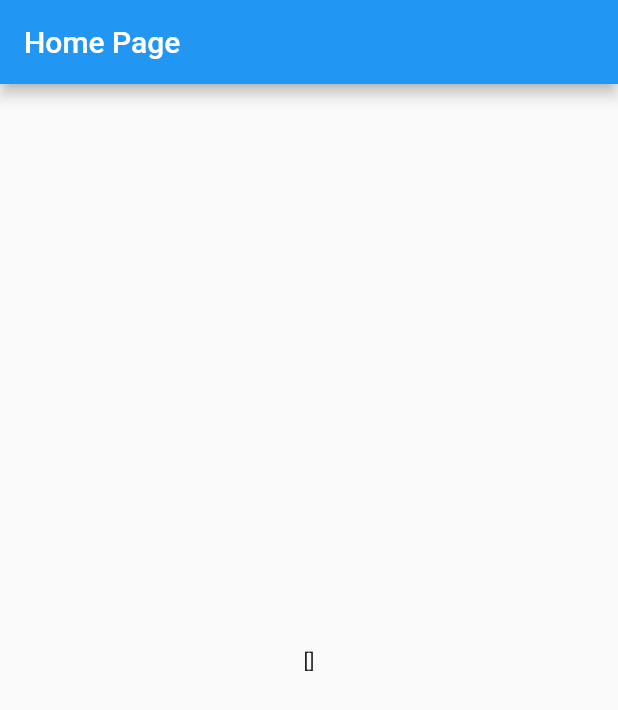
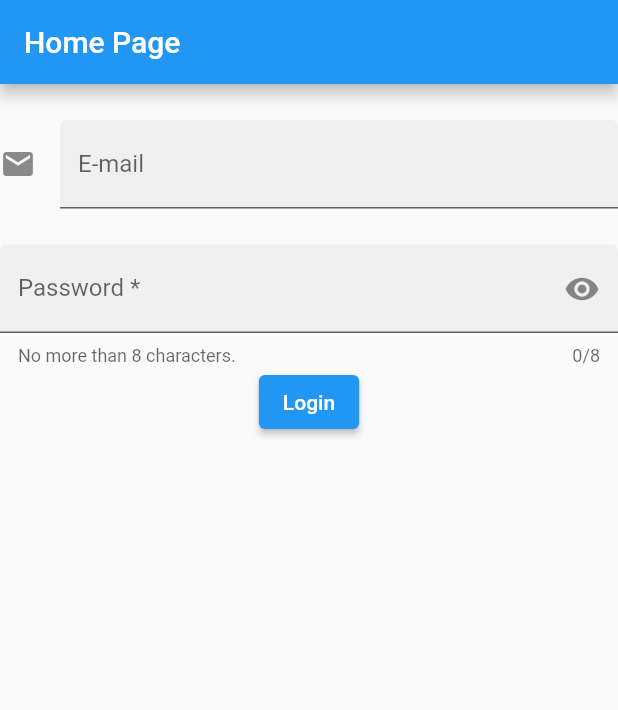
Before and after one commit to firstNT2001/myfrontendcoach, a Flutter app: the screen it shows after launch, on a phone screen of 412 x 824 dp. Shown: the top 710 px of the screen. Run offline on Flutter 3.47's test engine with Material 2 defaults, Android fonts, the light colour scheme and no system bars; our stand-ins replace dio, retrofit; generated files the repository leaves out were written again.

Commit message:
updateLogin

```diff
--- a/frontendfluttercoach/lib/main.dart
+++ b/frontendfluttercoach/lib/main.dart
@@ -3,10 +3,13 @@
 
 import 'package:dio/dio.dart';
 import 'package:flutter/material.dart';
-import 'package:frontendfluttercoach/model/login.dart';
-import 'package:frontendfluttercoach/sevice/login.dart';
-import 'package:frontendfluttercoach/sevice/provider/appdata.dart';
+import 'package:frontendfluttercoach/model/DTO/loginDTO.dart';
+import 'package:frontendfluttercoach/page/login.dart';
+import 'package:frontendfluttercoach/service/login.dart';
+import 'package:frontendfluttercoach/service/provider/appdata.dart';
 import 'package:provider/provider.dart';
+
+import 'package:frontendfluttercoach/model/customer.dart';
 
 void main() {
   runApp(MultiProvider(providers: [
@@ -25,84 +28,10 @@
     return MaterialApp(
       title: 'Flutter Demo',
       theme: ThemeData(
-        // This is the theme of your application.
-        //
-        // Try running your application with "flutter run". You'll see the
-        // application has a blue toolbar. Then, without quitting the app, try
-        // changing the primarySwatch below to Colors.green and then invoke
-        // "hot reload" (press "r" in the console where you ran "flutter run",
-        // or simply save your changes to "hot reload" in a Flutter IDE).
-        // Notice that the counter didn't reset back to zero; the application
-        // is not restarted.
+
         primarySwatch: Colors.blue,
       ),
-      home: const HomePage(),
+      home: LoginPage(),
     );
   }
 }
-class HomePage extends StatefulWidget {
-  const HomePage({super.key});
-
-  @override
-    Widget build(BuildContext context) {
-        return Scaffold(
-
-                body: ElevatedButton(
-                  onPressed: (){
-                    context.read<HomePage>();
-                  },
-                  child: Text('Login'),)
-
-            );
-
-    }
-
-  State<HomePage> createState() => _HomePageState();
-}
-
-class _HomePageState extends State<HomePage> {
-  // 1. กำหนดตัวแปร
-  List<Login> logins = [];
-  late Future<void> loadDataMethod;
-  late LoginService loginService;
-
-  // 2. สร้าง initState เพื่อสร้าง object ของ service
-  // และ async method ที่จะใช้กับ FutureBuilder
-  @override
-  void initState() {
-    super.initState();
-  // 2.1 object ของ service โดยต้องส่ง baseUrl (จาก provider) เข้าไปด้วย
-    loginService =
-        LoginService(Dio(), baseUrl: context.read<AppData>().baseurl);
-  // 2.2 async method
-    loadDataMethod = loadData();
-  }
-
-  @override
-  Widget build(BuildContext context) {
-    return Scaffold(
-      appBar: AppBar(
-        title: const Text('Home Page'),
-
-      ),
-  // 3. เรียก service ในรูปแบบของ FutureBuilder (หรือจะไม่ใช้ก็ได้ แค่ตัวอย่างให้ดูเฉยๆ)
-      body: FutureBuilder(
-          future: loadDataMethod, // 3.1 object ของ async method
-          builder: (context, snapshot) {
-            if (snapshot.connectionState == ConnectionState.done) {
-              return Center(child: Text(jsonEncode(logins)));
-            } else {
-              return const Center(child: CircularProgressIndicator());
-            }
-          }),
-    );
-  }
-  // 4. Async method ที่เรียก service เมื่อได้ข้อมูลก็เอาไปเก็บไว้ที่ destinations ที่ประกาศไว้ด้านบนเป็น List
-  Future<void> loadData() async {
-    try {
-      logins = await loginService.getDestinations();
-    } catch (err) {
-      log('Error: $err');
-    }
-  }
-}
--- a/frontendfluttercoach/lib/model/login.dart
+++ b/frontendfluttercoach/lib/model/DTO/loginDTO.dart
@@ -2,29 +2,32 @@
 //
 //     final login = loginFromJson(jsonString);
 
-import 'package:meta/meta.dart';
 import 'dart:convert';
 
-List<Login> loginFromJson(String str) => List<Login>.from(json.decode(str).map((x) => Login.fromJson(x)));
+LoginDto loginDtoFromJson(String str) => LoginDto.fromJson(json.decode(str));
 
-String loginToJson(List<Login> data) => json.encode(List<dynamic>.from(data.map((x) => x.toJson())));
+String loginDtoToJson(LoginDto data) => json.encode(data.toJson());
 
-class Login {
-    Login({
+class LoginDto {
+    LoginDto({
         required this.email,
         required this.password,
+        required this.type,
     });
 
     String email;
     String password;
+    int type;
 
-    factory Login.fromJson(Map<String, dynamic> json) => Login(
+    factory LoginDto.fromJson(Map<String, dynamic> json) => LoginDto(
         email: json["email"],
         password: json["password"],
+        type: json["type"],
     );
 
     Map<String, dynamic> toJson() => {
         "email": email,
         "password": password,
+        "type": type,
     };
 }
--- /dev/null
+++ b/frontendfluttercoach/lib/model/customer.dart
@@ -0,0 +1,76 @@
+// To parse this JSON data, do
+//
+//     final customer = customerFromJson(jsonString);
+import 'dart:convert';
+
+List<Customer> customerFromJson(String str) => List<Customer>.from(json.decode(str).map((x) => Customer.fromJson(x)));
+
+String customerToJson(List<Customer> data) => json.encode(List<dynamic>.from(data.map((x) => x.toJson())));
+
+class Customer {
+    Customer({
+        required this.uid,
+        required this.aliasName,
+        required this.password,
+        required this.email,
+        required this.fullName,
+        required this.birthday,
+        required this.gender,
+        required this.phone,
+        required this.image,
+        required this.weight,
+        required this.height,
+        required this.facebookId,
+        required this.price,
+        required this.buying,
+    });
+
+    int uid;
+    String aliasName;
+    String password;
+    String email;
+    String fullName;
+    String birthday;
+    String gender;
+    String phone;
+    String image;
+    int weight;
+    int height;
+    String facebookId;
+    int price;
+    dynamic buying;
+
+    factory Customer.fromJson(Map<String, dynamic> json) => Customer(
+        uid: json["Uid"],
+        aliasName: json["AliasName"],
+        password: json["Password"],
+        email: json["Email"],
+        fullName: json["FullName"],
+        birthday: json["Birthday"],
+        gender: json["Gender"],
+        phone: json["Phone"],
+        image: json["Image"],
+        weight: json["Weight"],
+        height: json["Height"],
+        facebookId: json["FacebookID"],
+        price: json["Price"],
+        buying: json["Buying"],
+    );
+
+    Map<String, dynamic> toJson() => {
+        "Uid": uid,
+        "AliasName": aliasName,
+        "Password": password,
+        "Email": email,
+        "FullName": fullName,
+        "Birthday": birthday,
+        "Gender": gender,
+        "Phone": phone,
+        "Image": image,
+        "Weight": weight,
+        "Height": height,
+        "FacebookID": facebookId,
+        "Price": price,
+        "Buying": buying,
+    };
+}
--- a/frontendfluttercoach/lib/page/login.dart
+++ b/frontendfluttercoach/lib/page/login.dart
@@ -1,31 +1,43 @@
-/*import 'package:flutter/material.dart';
+import 'dart:convert';
 import 'dart:developer';
+
+import 'package:dio/dio.dart';
+import 'package:flutter/material.dart';
+import 'package:frontendfluttercoach/model/DTO/loginDTO.dart';
+import 'package:frontendfluttercoach/service/login.dart';
+import 'package:frontendfluttercoach/service/provider/appdata.dart';
 import 'package:provider/provider.dart';
+import 'package:http/http.dart' as http;
 
-class HomePage extends StatefulWidget {
-  const HomePage({super.key});
+import 'package:frontendfluttercoach/model/customer.dart';
+
+class LoginPage extends StatefulWidget {
+  const LoginPage({super.key});
 
   @override
-  State<HomePage> createState() => _HomePageState();
+  State<LoginPage> createState() => _LoginPageState();
 }
+class _LoginPageState extends State<LoginPage> {
+  final GlobalKey<FormFieldState<String>> _passwordFieldKey =
+      GlobalKey<FormFieldState<String>>();
+   // 1. กำหนดตัวแปร
+  List<LoginDto> logins = [];
+  late Future<void> loadDataMethod;
+  late LoginService loginService;
 
-
-class _HomePageState extends State<HomePage> {
-  // 1. กำหนดตัวแปร
-  List<Destination> destinations = [];
-  late Future<void> loadDataMethod;
-  late DestinationService destinationService;
-
+  late String _email = "";
+  late String _password = "";
+  late int  _type = 0;
   // 2. สร้าง initState เพื่อสร้าง object ของ service
   // และ async method ที่จะใช้กับ FutureBuilder
   @override
   void initState() {
     super.initState();
   // 2.1 object ของ service โดยต้องส่ง baseUrl (จาก provider) เข้าไปด้วย
-    destinationService =
-        DestinationService(Dio(), baseUrl: context.read<AppData>().baseurl);
+    loginService =
+        LoginService(Dio(), baseUrl: context.read<AppData>().baseurl);
   // 2.2 async method
-    loadDataMethod = loadData();
+    // loadDataMethod = loadData();
   }
 
   @override
@@ -33,25 +45,106 @@
     return Scaffold(
       appBar: AppBar(
         title: const Text('Home Page'),
+
       ),
-  // 3. เรียก service ในรูปแบบของ FutureBuilder (หรือจะไม่ใช้ก็ได้ แค่ตัวอย่างให้ดูเฉยๆ)
-      body: FutureBuilder(
-          future: loadDataMethod, // 3.1 object ของ async method
-          builder: (context, snapshot) {
-            if (snapshot.connectionState == ConnectionState.done) {
-              return Center(child: Text(jsonEncode(destinations)));
-            } else {
-              return const Center(child: CircularProgressIndicator());
-            }
-          }),
+      body : Column(children: <Widget>[
+        const SizedBox(height:  24.0),
+       TextFormField(
+            decoration: const InputDecoration(
+              border: UnderlineInputBorder(),
+              filled: true,
+              icon: Icon(Icons.email),
+              hintText: 'Your email address',
+              labelText: 'E-mail',
+            ),
+            keyboardType: TextInputType.emailAddress,
+            // onSaved: (String? value) {
+            //   this._email = myController.text.toString();
+            //   log(this._email);
+            // },
+            onFieldSubmitted: (String value) {
+              setState(() {
+                this._email = value;
+                log(this._email);
+              });
+            },
+          ),
+        const SizedBox(height:  24.0),
+         PasswordField(
+            fieldKey: _passwordFieldKey,
+            helperText: 'No more than 8 characters.',
+            labelText: 'Password *',
+            onFieldSubmitted: (String value) {
+              setState(() {
+                this._password = value;
+                log(this._password);
+              });
+            },
+          ),
+
+
+        ElevatedButton(
+          onPressed: () async{
+            LoginDto dto =
+              LoginDto(email:this._email, password:this._password, type:1);
+            List<Customer> customer = await loginService.login(dto);
+            log(jsonEncode(customer));
+        },
+        child: Text('Login'))
+      ],
+      ),);
+  }
+}
+class PasswordField extends StatefulWidget {
+  const PasswordField({
+    this.fieldKey,
+    this.hintText,
+    this.labelText,
+    this.helperText,
+    this.onSaved,
+    this.validator,
+    this.onFieldSubmitted,
+  });
+
+  final Key? fieldKey;
+  final String? hintText;
+  final String? labelText;
+  final String? helperText;
+  final FormFieldSetter<String>? onSaved;
+  final FormFieldValidator<String>? validator;
+  final ValueChanged<String>? onFieldSubmitted;
+
+  @override
+  _PasswordFieldState createState() => _PasswordFieldState();
+}
+
+class _PasswordFieldState extends State<PasswordField> {
+  bool _obscureText = true;
+
+  @override
+  Widget build(BuildContext context) {
+    return TextFormField(
+      key: widget.fieldKey,
+      obscureText: _obscureText,
+      maxLength: 8,
+      onSaved: widget.onSaved,
+      validator: widget.validator,
+      onFieldSubmitted: widget.onFieldSubmitted,
+      decoration: InputDecoration(
+        border: const UnderlineInputBorder(),
+        filled: true,
+        hintText: widget.hintText,
+        labelText: widget.labelText,
+        helperText: widget.helperText,
+        suffixIcon: GestureDetector(
+          onTap: () {
+            setState(() {
+              _obscureText = !_obscureText;
+            });
+          },
+          child: Icon(_obscureText ? Icons.visibility : Icons.visibility_off),
+        ),
+      ),
     );
   }
-  // 4. Async method ที่เรียก service เมื่อได้ข้อมูลก็เอาไปเก็บไว้ที่ destinations ที่ประกาศไว้ด้านบนเป็น List
-  Future<void> loadData() async {
-    try {
-      destinations = await destinationService.getDestinations();
-    } catch (err) {
-      log('Error: $err');
-    }
-  }
-}*/
+}
--- a/frontendfluttercoach/lib/sevice/login.dart
+++ b/frontendfluttercoach/lib/service/login.dart
@@ -1,7 +1,8 @@
+import 'package:frontendfluttercoach/model/customer.dart';
 import 'package:retrofit/retrofit.dart';
 import 'package:dio/dio.dart';
-//import 'package:frontendfluttercoach/sevice/destination.dart';
-import 'package:frontendfluttercoach/model/login.dart';
+import 'package:frontendfluttercoach/model/DTO/loginDTO.dart';
+
 
 part 'login.g.dart';
 
@@ -9,7 +10,6 @@
 abstract class LoginService {
   factory LoginService(Dio dio, {String baseUrl}) = _LoginService;
 
-  @GET("/login")
-  Future<List<Login>> getDestinations();
-
+  @POST("/user/login")
+  Future<List<Customer>> login(@Body() LoginDto login);
 }
```
Also changed, not shown: frontendfluttercoach/pubspec.yaml (+7 -5 lines), frontendfluttercoach/lib/service/login.g.dart, frontendfluttercoach/lib/service/provider/appdata.dart (renamed from frontendfluttercoach/lib/sevice/provider/appdata.dart), frontendfluttercoach/pubspec.lock.
